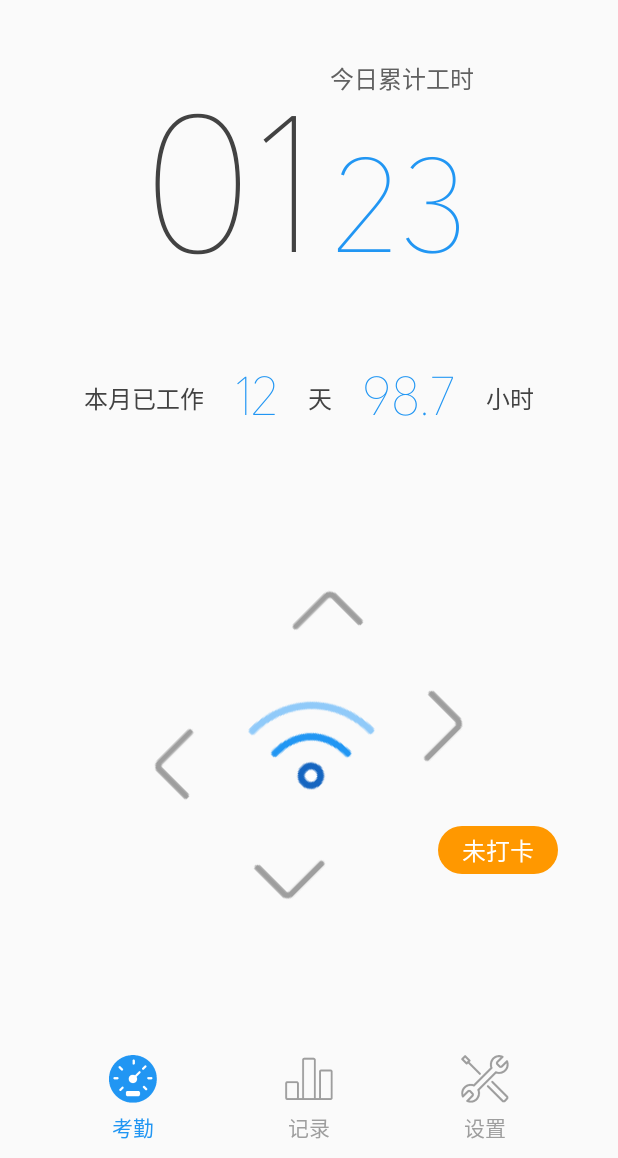
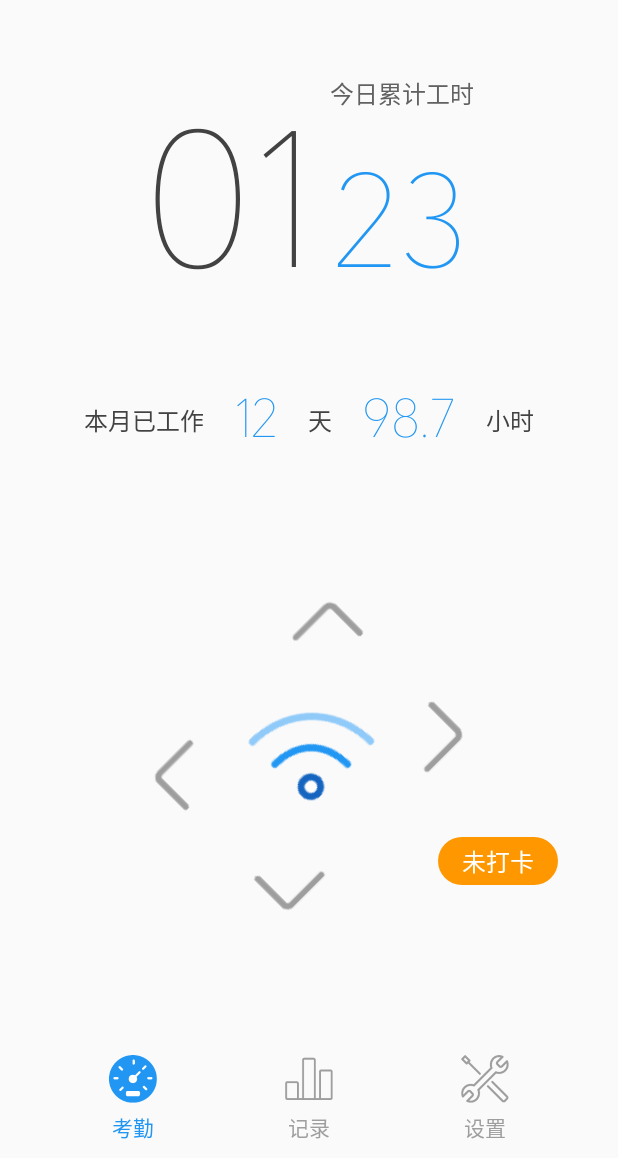
Before and after one commit to shikangkai/AttRec, an Android app: the screen it shows after launch (MainActivity), on a phone screen of 412 x 824 dp, the part 78-1236 px from its top. Run offline under Robolectric (Android 15) with nearby library versions, the phone set to English and light mode, and no system bars.

Commit message:
调整打卡布局

```diff
--- a/app/src/main/res/layout/fragment_att.xml
+++ b/app/src/main/res/layout/fragment_att.xml
@@ -9,7 +9,7 @@
         android:layout_width="wrap_content"
         android:layout_height="wrap_content"
         android:layout_centerHorizontal="true"
-        android:layout_marginTop="@dimen/margin_xlarge"
+        android:layout_marginTop="@dimen/margin_xxlarge"
         android:id="@+id/bar_time_today" >
 
         <TextView
@@ -47,7 +47,7 @@
     <LinearLayout
         android:layout_width="wrap_content"
         android:layout_height="wrap_content"
-        android:layout_marginTop="@dimen/margin_normal"
+        android:layout_marginTop="@dimen/margin_big"
         android:orientation="horizontal"
         android:gravity="center_vertical"
         android:layout_centerHorizontal="true"
--- a/app/src/main/res/values/dimens.xml
+++ b/app/src/main/res/values/dimens.xml
@@ -19,6 +19,7 @@
     <dimen name="margin_xbig">25dp</dimen>
     <dimen name="margin_large">30dp</dimen>
     <dimen name="margin_xlarge">40dp</dimen>
+    <dimen name="margin_xxlarge">50dp</dimen>
 
     <dimen name="stroke_tiny">1dp</dimen>
     <dimen name="stroke_small">2dp</dimen>
```
